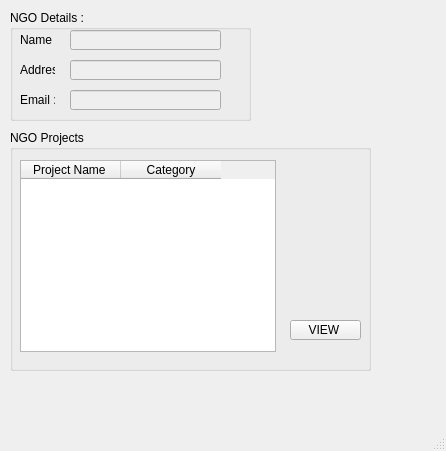
msaadg/NGOConnect, file Screens/screen 3.ui: the form before one commit.
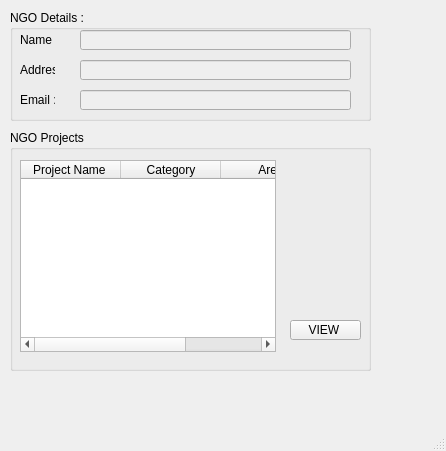
The form after the commit.

Commit message: user screens

Diff of the .ui file:
```diff
--- a/Screens/screen 3.ui
+++ b/Screens/screen 3.ui
@@ -19,7 +19,7 @@
      <rect>
       <x>10</x>
       <y>10</y>
-      <width>241</width>
+      <width>361</width>
       <height>111</height>
      </rect>
     </property>
@@ -71,9 +71,9 @@
      </property>
      <property name="geometry">
       <rect>
-       <x>60</x>
+       <x>70</x>
        <y>20</y>
-       <width>151</width>
+       <width>271</width>
        <height>20</height>
       </rect>
      </property>
@@ -84,9 +84,9 @@
      </property>
      <property name="geometry">
       <rect>
-       <x>60</x>
+       <x>70</x>
        <y>50</y>
-       <width>151</width>
+       <width>271</width>
        <height>20</height>
       </rect>
      </property>
@@ -97,9 +97,9 @@
      </property>
      <property name="geometry">
       <rect>
-       <x>60</x>
+       <x>70</x>
        <y>80</y>
-       <width>151</width>
+       <width>271</width>
        <height>20</height>
       </rect>
      </property>
@@ -149,6 +149,11 @@
        <string>Category</string>
       </property>
      </column>
+     <column>
+      <property name="text">
+       <string>Area</string>
+      </property>
+     </column>
     </widget>
    </widget>
   </widget>
```
Left out of the diff: 2 changed lines with no effect on the pictures. The commit also changes 13 other files.
